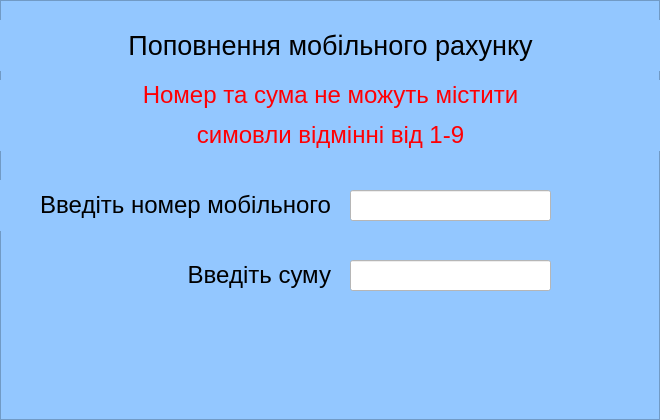
This is classes/gui/AddMoneyToMobileAccount.ui in TheBiggestDaddy/ATM as Qt 5 draws it before an edit. The edited form follows.
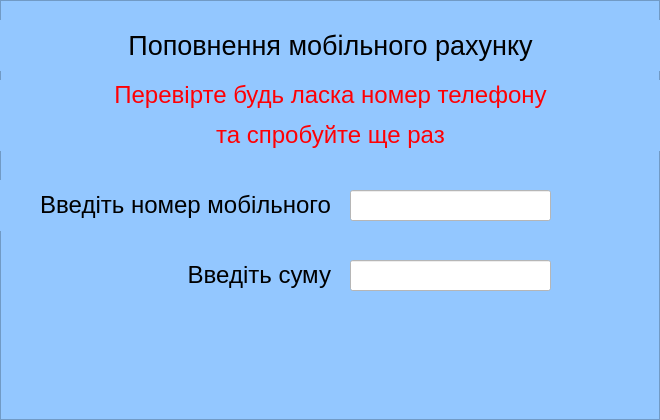
This is the edited form.

Diff of the .ui file:
```diff
--- a/classes/gui/AddMoneyToMobileAccount.ui
+++ b/classes/gui/AddMoneyToMobileAccount.ui
@@ -151,7 +151,7 @@
     <bool>false</bool>
    </property>
    <property name="text">
-    <string>&lt;html&gt;&lt;head/&gt;&lt;body&gt;&lt;p align=&quot;center&quot;&gt;&lt;span style=&quot; font-size:18pt; color:#ff0004;&quot;&gt;Номер та сума не можуть містити&lt;/span&gt;&lt;/p&gt;&lt;p align=&quot;center&quot;&gt;&lt;span style=&quot; font-size:18pt; color:#ff0004;&quot;&gt; симовли відмінні від 1-9&lt;/span&gt;&lt;/p&gt;&lt;/body&gt;&lt;/html&gt;</string>
+    <string>&lt;html&gt;&lt;head/&gt;&lt;body&gt;&lt;p align=&quot;center&quot;&gt;&lt;span style=&quot; font-size:18pt; color:#ff0004;&quot;&gt;Перевірте будь ласка номер телефону&lt;/span&gt;&lt;/p&gt;&lt;p align=&quot;center&quot;&gt;&lt;span style=&quot; font-size:18pt; color:#ff0004;&quot;&gt;та спробуйте ще раз&lt;/span&gt;&lt;/p&gt;&lt;/body&gt;&lt;/html&gt;</string>
    </property>
    <property name="textFormat">
     <enum>Qt::AutoText</enum>
```
